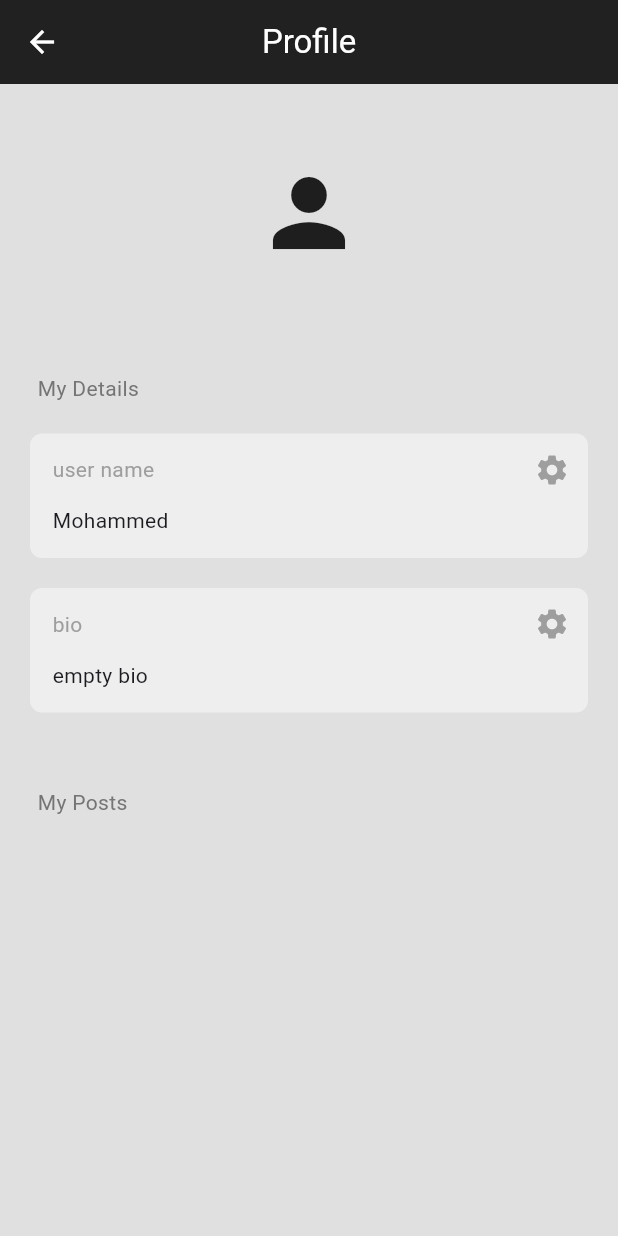
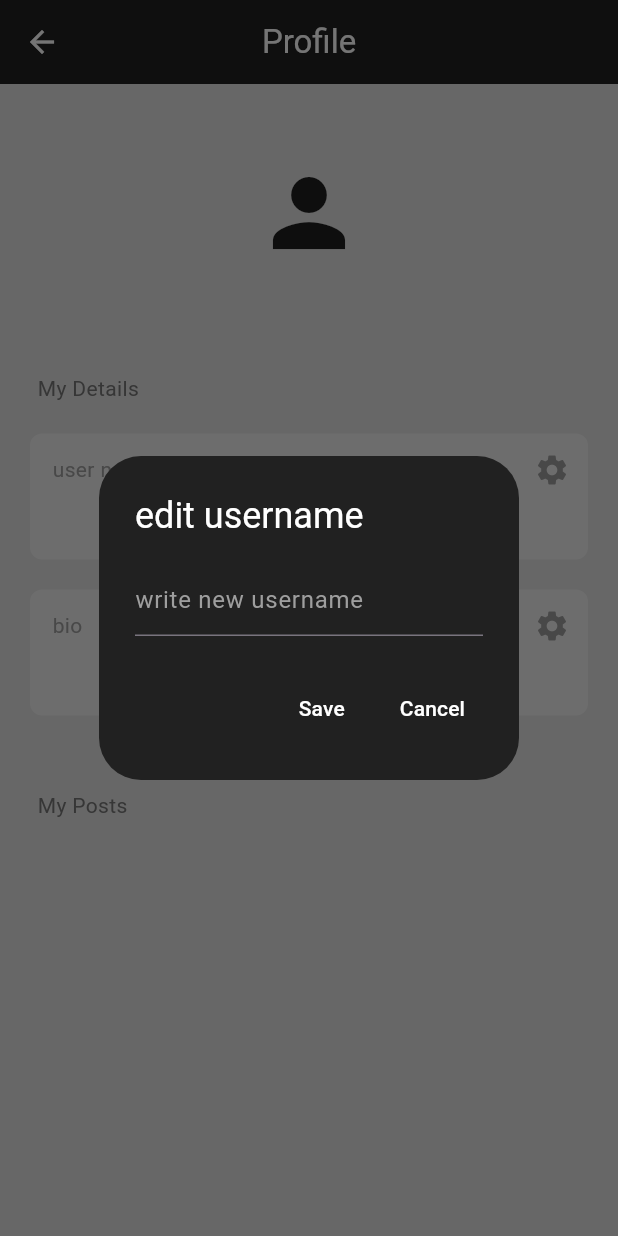
Before and after one commit to Nidjd/social_app, a Flutter app: the ProfilePage screen opened directly, after a tap on the "settings" icon, on a phone screen of 412 x 824 dp. Run offline on Flutter 3.47's test engine with Material 3 defaults, Android fonts, the phone set to English and light mode, and no system bars; our stand-ins replace cloud_firestore, firebase_auth, firebase_core; accounts and stored records are empty.

Commit message:
edit previous working ,make the editing functions in the profile page working correctly.

```diff
--- a/lib/pages/profile_page.dart
+++ b/lib/pages/profile_page.dart
@@ -1,3 +1,4 @@
+import 'package:cloud_firestore/cloud_firestore.dart';
 import 'package:firebase_auth/firebase_auth.dart';
 import 'package:flutter/material.dart';
 import 'package:social_media/components/text_box.dart';
@@ -12,7 +13,81 @@ class ProfilePage extends StatefulWidget {
 class _ProfilePageState extends State<ProfilePage> {
   final currentUser = FirebaseAuth.instance.currentUser;
 
-  Future<void> editingField(String field) async {}
+  Future<void> editingField(String field) async {
+    TextEditingController controller = TextEditingController();
+    showDialog(
+      context: context,
+      builder: (context) => AlertDialog(
+        backgroundColor: Colors.grey[900],
+        title: Text(
+          'edit $field',
+          style: const TextStyle(
+            color: Colors.white,
+          ),
+        ),
+        content: TextField(
+          controller: controller,
+          style: const TextStyle(
+            color: Colors.white,
+          ),
+          decoration: InputDecoration(
+            hintText: 'write new $field',
+            hintStyle: const TextStyle(
+              color: Colors.grey,
+            ),
+          ),
+        ),
+        actions: [
+          TextButton(
+            onPressed: () async {
+              if (field == 'username') {
+                await FirebaseFirestore.instance
+                    .collection('Users')
+                    .doc(currentUser!.email)
+                    .update({
+                  'username': controller.text,
+                });
+              } else if (field == 'bio') {
+                await FirebaseFirestore.instance
+                    .collection('Users')
+                    .doc(currentUser!.email)
+                    .update({
+                  'bio': controller.text,
+                });
+              }
+            },
+            child: const Text(
+              'Save',
+              style: TextStyle(
+                color: Colors.white,
+              ),
+            ),
+          ),
+          TextButton(
+            onPressed: () {
+              Navigator.pop(context);
+            },
+            child: const Text(
+              'Cancel',
+              style: TextStyle(
+                color: Colors.white,
+              ),
+            ),
+          ),
+        ],
+      ),
+    );
+  }
+
+  // Future<void> editingBio(String field) async {
+  //   // await FirebaseFirestore.instance
+  //   //     .collection('Users')
+  //   //     .doc(currentUser!.email)
+  //   //     .update({
+  //   //   'username': field,
+  //   // });
+  // }
+
   @override
   Widget build(BuildContext context) {
     return Scaffold(
@@ -25,7 +100,15 @@ class _ProfilePageState extends State<ProfilePage> {
             style: TextStyle(color: Colors.white),
           ),
         ),
-      body: ListView(
+        body: StreamBuilder(
+          stream: FirebaseFirestore.instance
+              .collection('Users')
+              .doc(currentUser!.email)
+              .snapshots(),
+          builder: (context, snapshot) {
+            if (snapshot.hasData) {
+              final data = snapshot.data;
+              return ListView(
                 children: [
                   const SizedBox(
                     height: 50,
@@ -57,12 +140,12 @@ class _ProfilePageState extends State<ProfilePage> {
                   ),
                   MyTextBox(
                     sectionName: 'user name  ',
-            text: 'Mohammed',
+                    text: data!['username'],
                     onPressed: () => editingField('username'),
                   ),
                   MyTextBox(
                     sectionName: 'bio  ',
-            text: 'empty bio',
+                    text: data['bio'],
                     onPressed: () => editingField('bio'),
                   ),
                   Padding(
@@ -75,7 +158,17 @@ class _ProfilePageState extends State<ProfilePage> {
                     ),
                   ),
                 ],
-      ),
+              );
+            } else if (snapshot.hasError) {
+              return const Center(
+                child: Text('error'),
+              );
+            } else {
+              return const Center(
+                child: CircularProgressIndicator(),
               );
             }
+          },
+        ));
   }
+}
--- a/lib/pages/register_page.dart
+++ b/lib/pages/register_page.dart
@@ -1,3 +1,4 @@
+import 'package:cloud_firestore/cloud_firestore.dart';
 import 'package:firebase_auth/firebase_auth.dart';
 import 'package:flutter/material.dart';
 import 'package:social_media/components/my_button.dart';
@@ -27,6 +28,14 @@ class _RegisterPageState extends State<RegisterPage> {
         email: emailController.text,
         password: passwordController.text,
       );
+
+      FirebaseFirestore.instance
+          .collection('Users')
+          .doc(credential.user!.email)
+          .set({
+            'username':emailController.text.split('@')[0],
+            'bio':'Empty Bio'
+          });
       isLoading = false;
       setState(() {});
     } on FirebaseAuthException catch (e) {
```
Lines whose indentation alone changed are shown as unchanged.
